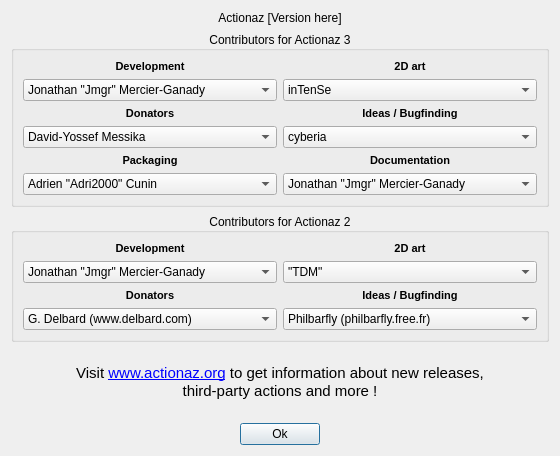
Before: the Qt Designer form gui/aboutdialog.ui in Jmgr/actiona, drawn with Qt 5.
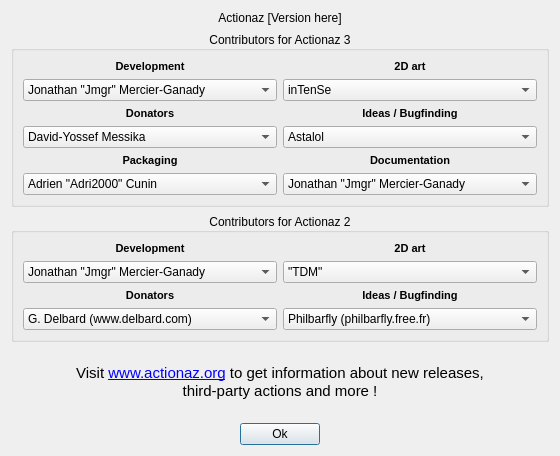
After: the same form once the commit is applied. Icons and pictures are not drawn.

Commit message: Gui - added a new contributor in the About dialog

The edit to the form file:
```diff
--- a/gui/aboutdialog.ui
+++ b/gui/aboutdialog.ui
@@ -147,6 +147,11 @@
           </item>
           <item>
            <widget class="QComboBox" name="act3Ideas">
+            <item>
+             <property name="text">
+              <string>Astalol</string>
+             </property>
+            </item>
             <item>
              <property name="text">
               <string>cyberia</string>
```
